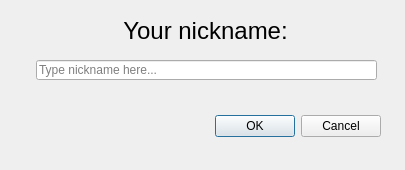
The window that examples/QT/SioChatDemo/nicknamedialog.ui (socketio/socket.io-client-cpp) describes before a commit, drawn with Qt 5.
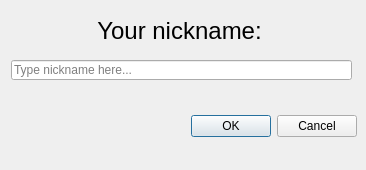
The same window after the commit.

Commit message: add default build type for cmake, improve SioChatDemo UI

Diff of the .ui file:
```diff
--- a/examples/QT/SioChatDemo/nicknamedialog.ui
+++ b/examples/QT/SioChatDemo/nicknamedialog.ui
@@ -6,7 +6,7 @@
    <rect>
     <x>0</x>
     <y>0</y>
-    <width>405</width>
+    <width>366</width>
     <height>170</height>
    </rect>
   </property>
@@ -16,7 +16,7 @@
   <widget class="QDialogButtonBox" name="buttonBox">
    <property name="geometry">
     <rect>
-     <x>40</x>
+     <x>16</x>
      <y>110</y>
      <width>341</width>
      <height>32</height>
@@ -32,7 +32,7 @@
   <widget class="QLineEdit" name="nicknameEdit">
    <property name="geometry">
     <rect>
-     <x>36</x>
+     <x>11</x>
      <y>60</y>
      <width>341</width>
      <height>20</height>
@@ -45,7 +45,7 @@
   <widget class="QLabel" name="label">
    <property name="geometry">
     <rect>
-     <x>70</x>
+     <x>44</x>
      <y>20</y>
      <width>271</width>
      <height>21</height>
```
The commit also changes 4 other files.
